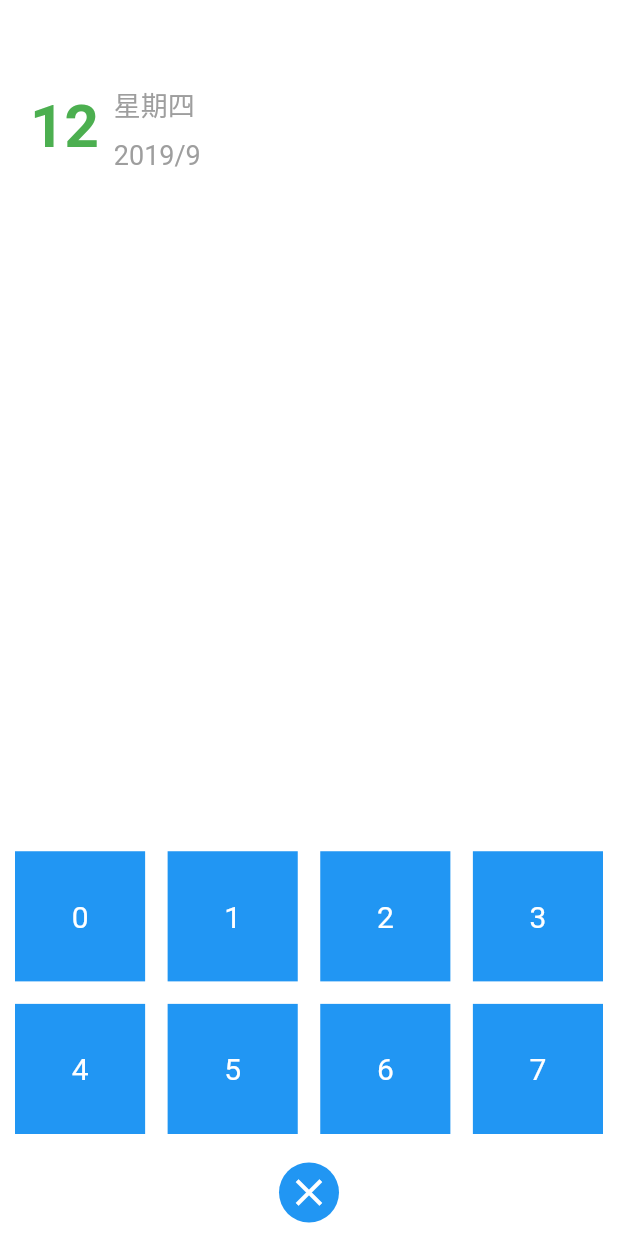
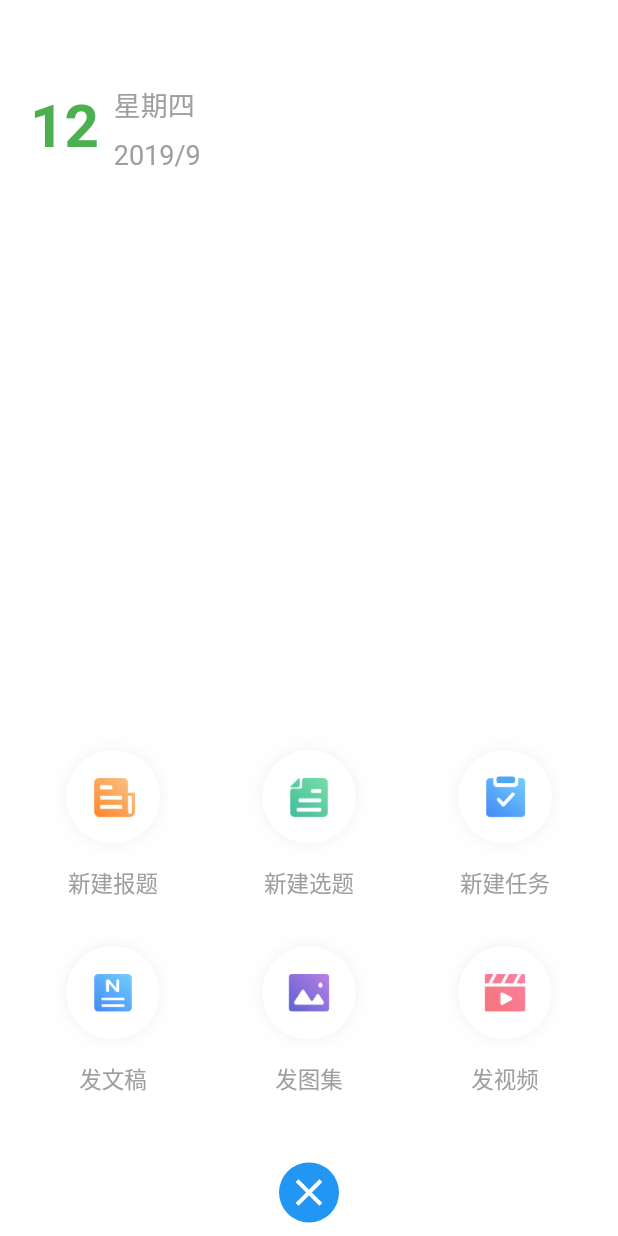
Before and after one commit to ZhangLeiBoy/FlutterLearning, a Flutter app: the screen it shows after launch, item 3 of the bottom bar chosen, on a phone screen of 412 x 824 dp. Run offline on Flutter 3.47's test engine with Material 2 defaults, Android fonts, the phone set to English and light mode, and no system bars; missing offline and left inert: simple_permissions.

Commit message:
1、增加创建页图标及内容 2、优化Toast

```diff
--- a/lib/ab/create_alert.dart
+++ b/lib/ab/create_alert.dart
@@ -1,5 +1,7 @@
 import 'package:flutter/material.dart';
 import 'package:flutter/services.dart';
+import 'package:flutterlearning/zhanglei/bean/alertData.dart';
+import 'package:flutterlearning/zhanglei/utils/Global.dart';
 import 'package:flutterlearning/zhanglei/utils/pdUtil.dart';
 import 'package:flutterlearning/zhanglei/utils/toastUtil.dart';
 
@@ -72,23 +74,23 @@ class _MenuAlertPageState extends State<MenuAlertPage> {
                 crossAxisAlignment: CrossAxisAlignment.center,
                 mainAxisAlignment: MainAxisAlignment.end,
                 children: <Widget>[
-                  Container(
+                  pd(Container(
                     child: GridView.count(
                       shrinkWrap: true,
-                      //水平子Widget之间间距
-                      crossAxisSpacing: 15.0,
-                      //垂直子Widget之间间距
-                      mainAxisSpacing: 15.0,
-                      //GridView内边距
-                      padding: EdgeInsets.all(10.0),
+//                      //水平子Widget之间间距
+//                      crossAxisSpacing: 15.0,
+//                      //垂直子Widget之间间距
+//                      mainAxisSpacing: 15.0,
+//                      //GridView内边距
+//                      padding: EdgeInsets.all(10.0),
                       //一行的Widget数量
-                      crossAxisCount: 4,
-                      //子Widget宽高比例
-                      childAspectRatio: 1.0,
+                      crossAxisCount: 3,
+//                      //子Widget宽高比例
+//                      childAspectRatio: 1.0,
                       //子Widget列表
                       children: getWidgetList(),
                     ),
-                  ),
+                  ),l: 10,r: 10,b: 20),
                   pda(
                       FloatingActionButton(
                         elevation: 0,
@@ -113,11 +115,20 @@ class _MenuAlertPageState extends State<MenuAlertPage> {
     );
   }
 
-  List<String> getDataList() {
-    List<String> list = [];
-    for (int i = 0; i < 8; i++) {
-      list.add(i.toString());
-    }
+  List<AlertData> getDataList() {
+    List<AlertData> list = [];
+    list.add(AlertData("reportTopic/ReportTopicCreate", "新建报题",
+        "images/controller_create_reporttopic.png"));
+    list.add(AlertData(
+        "topic/TopicCreate", "新建选题", "images/controller_create_topic.png"));
+    list.add(AlertData(
+        "mission/MissionCreate", "新建任务", "images/controller_create_task.png"));
+    list.add(AlertData("fusionNews/FusionNewsCreate", "发文稿",
+        "images/controller_create_article.png"));
+    list.add(AlertData("fusionTuji/FusionTujiCreate", "发图集",
+        "images/controller_create_gallery.png"));
+    list.add(AlertData("fusionVideo/FusionVideoCreate", "发视频",
+        "images/controller_create_video.png"));
     return list;
   }
 
@@ -125,18 +136,30 @@ class _MenuAlertPageState extends State<MenuAlertPage> {
     return getDataList().map((item) => getItemContainer(item)).toList();
   }
 
-  Widget getItemContainer(String item) {
+  Widget getItemContainer(AlertData item) {
     return GestureDetector(
       child: Container(
         alignment: Alignment.center,
-        child: Text(
-          item,
-          style: TextStyle(color: Colors.white, fontSize: 20),
+        width: Global.width * 1 / 3 - 20,
+        height: Global.width * 1 / 3,
+        child: Column(
+          children: <Widget>[
+            pda(
+                Image(
+                  width: Global.width * 1 / 4 - 20,
+                  height: Global.width * 1 / 4 - 20,
+                  image: AssetImage(item.imgName),
+                ),
+                5),
+            Text(
+              item.name,
+              style: TextStyle(color: Colors.grey, fontSize: 15),
+            )
+          ],
         ),
-        color: Colors.blue,
       ),
-      onTap: (){
-        Toast.show("1");
+      onTap: () {
+        Toast.toast(context, msg: item.outLink);
       },
     );
   }
--- a/lib/ab/home.dart
+++ b/lib/ab/home.dart
@@ -45,6 +45,12 @@ class _MyHomeApp extends State<HomeApp> {
     print("home  $context");
     print("home  ${Navigator.of(context)}");
     Global.context = context; // 注入context
+    final size = MediaQuery.of(context).size;
+    final width = size.width;
+    final height = size.height;
+    print('width is $width; height is $height');
+    Global.width = width;
+    Global.height = height;
 
     return new MaterialApp(
       theme: ThemeData(primarySwatch: Colors.blue),
--- /dev/null
+++ b/lib/zhanglei/bean/alertData.dart
@@ -0,0 +1,11 @@
+class AlertData {
+  var name = "";
+  var outLink = "";
+  var imgName = "";
+
+  AlertData(String outLink, String name, String imgName) {
+    this.name = name;
+    this.outLink = outLink;
+    this.imgName = imgName;
+  }
+}
--- a/lib/zhanglei/utils/Global.dart
+++ b/lib/zhanglei/utils/Global.dart
@@ -1,5 +1,5 @@
-import 'package:flutter/cupertino.dart';
-
-class Global{
+class Global {
   static dynamic context;
+  static dynamic width;
+  static dynamic height;
 }
--- a/lib/zhanglei/utils/toastUtil.dart
+++ b/lib/zhanglei/utils/toastUtil.dart
@@ -1,38 +1,148 @@
 import 'package:flutter/cupertino.dart';
 import 'package:flutter/material.dart';
-import 'package:flutterlearning/zhanglei/utils/Global.dart';
+
+//Toast 显示位置控制
+enum ToastPosition {
+  top,
+  center,
+  bottom,
+}
 
 class Toast {
-  static void show(String message, {int duration}) {
-    OverlayEntry entry = OverlayEntry(builder: (context) {
-      return Container(
-        color: Colors.transparent,
-        margin: EdgeInsets.only(
-          top: MediaQuery.of(context).size.height * 0.7,
-        ),
-        alignment: Alignment.center,
-        child: Center(
-          child: Container(
-            color: Colors.grey,
-            width: 100,
-            height: 30,
-            child: Padding(
-              padding: const EdgeInsets.all(8),
-              child: Material(
-                child: Text(
-                  message,
-                  style: TextStyle(),
-                ),
-              ),
+  // toast靠它加到屏幕上
+  static OverlayEntry _overlayEntry;
+
+  // toast是否正在showing
+  static bool _showing = false;
+
+  // 开启一个新toast的当前时间，用于对比是否已经展示了足够时间
+  static DateTime _startedTime;
+
+  // 提示内容
+  static String _msg;
+
+  // toast显示时间
+  static int _showTime;
+
+  // 背景颜色
+  static Color _bgColor;
+
+  // 文本颜色
+  static Color _textColor;
+
+  // 文字大小
+  static double _textSize;
+
+  // 显示位置
+  static ToastPosition _toastPosition;
+
+  // 左右边距
+  static double _pdHorizontal;
+
+  // 上下边距
+  static double _pdVertical;
+
+  static void toast(
+    BuildContext context, {
+    //显示的文本
+    String msg,
+    //显示的时间 单位毫秒
+    int showTime = 1000,
+    //显示的背景
+    Color bgColor = Colors.black,
+    //显示的文本颜色
+    Color textColor = Colors.white,
+    //显示的文字大小
+    double textSize = 14.0,
+    //显示的位置
+    ToastPosition position = ToastPosition.center,
+    //文字水平方向的内边距
+    double pdHorizontal = 20.0,
+    //文字垂直方向的内边距
+    double pdVertical = 10.0,
+  }) async {
+    assert(msg != null);
+    _msg = msg;
+    _startedTime = DateTime.now();
+    _showTime = showTime;
+    _bgColor = bgColor;
+    _textColor = textColor;
+    _textSize = textSize;
+    _toastPosition = position;
+    _pdHorizontal = pdHorizontal;
+    _pdVertical = pdVertical;
+    //获取OverlayState
+    OverlayState overlayState = Overlay.of(context);
+    _showing = true;
+    if (_overlayEntry == null) {
+      //OverlayEntry负责构建布局
+      //通过OverlayEntry将构建的布局插入到整个布局的最上层
+      _overlayEntry = OverlayEntry(
+          builder: (BuildContext context) => Positioned(
+                //top值，可以改变这个值来改变toast在屏幕中的位置
+                top: buildToastPosition(context),
+                child: Container(
+                    alignment: Alignment.center,
+                    width: MediaQuery.of(context).size.width,
+                    child: Padding(
+                      padding: EdgeInsets.symmetric(horizontal: 40.0),
+                      child: AnimatedOpacity(
+                        opacity: _showing ? 1.0 : 0.0, //目标透明度
+                        duration: _showing
+                            ? Duration(milliseconds: 100)
+                            : Duration(milliseconds: 400),
+                        child: _buildToastWidget(),
+                      ),
+                    )),
+              ));
+      //插入到整个布局的最上层
+      overlayState.insert(_overlayEntry);
+    } else {
+      //重新绘制UI，类似setState
+      _overlayEntry.markNeedsBuild();
+    }
+    // 等待时间
+    await Future.delayed(Duration(milliseconds: _showTime));
+    //2秒后 到底消失不消失
+    if (DateTime.now().difference(_startedTime).inMilliseconds >= _showTime) {
+      _showing = false;
+      _overlayEntry.markNeedsBuild();
+      await Future.delayed(Duration(milliseconds: 400));
+      _overlayEntry.remove();
+      _overlayEntry = null;
+    }
+  }
+
+  //toast绘制
+  static _buildToastWidget() {
+    return Center(
+      child: Card(
+        color: _bgColor,
+        child: Padding(
+          padding: EdgeInsets.symmetric(
+              horizontal: _pdHorizontal, vertical: _pdVertical),
+          child: Text(
+            _msg,
+            style: TextStyle(
+              fontSize: _textSize,
+              color: _textColor,
             ),
           ),
         ),
-      );
-    });
-    Overlay.of(Global.context).insert(entry);
-    Future.delayed(Duration(seconds: duration ?? 1)).then((value) {
-      // 移除层可以通过调用OverlayEntry的remove方法。
-      entry.remove();
-    });
+      ),
+    );
+  }
+
+// 设置toast位置
+  static buildToastPosition(context) {
+    var backResult;
+    if (_toastPosition == ToastPosition.top) {
+      backResult = MediaQuery.of(context).size.height * 1 / 4;
+    } else if (_toastPosition == ToastPosition.center) {
+      backResult = MediaQuery.of(context).size.height * 2 / 5;
+    } else {
+      backResult = MediaQuery.of(context).size.height * 3 / 4;
+    }
+    return backResult;
   }
 }
--- a/pubspec.yaml
+++ b/pubspec.yaml
@@ -49,6 +49,12 @@ flutter:
     - images/icon_resource_pdf.png
     - images/icon_resource_png.png
     - images/icon_resource_ppt.png
+    - images/controller_create_article.png
+    - images/controller_create_gallery.png
+    - images/controller_create_reporttopic.png
+    - images/controller_create_task.png
+    - images/controller_create_topic.png
+    - images/controller_create_video.png
   #  - images/a_dot_burr.jpeg
   #  - images/a_dot_ham.jpeg
 
```
Also changed, not shown: images/controller_create_article.png (added), images/controller_create_gallery.png (added), images/controller_create_reporttopic.png (added), images/controller_create_task.png (added), images/controller_create_topic.png (added), images/controller_create_video.png (added), 2 other files.
